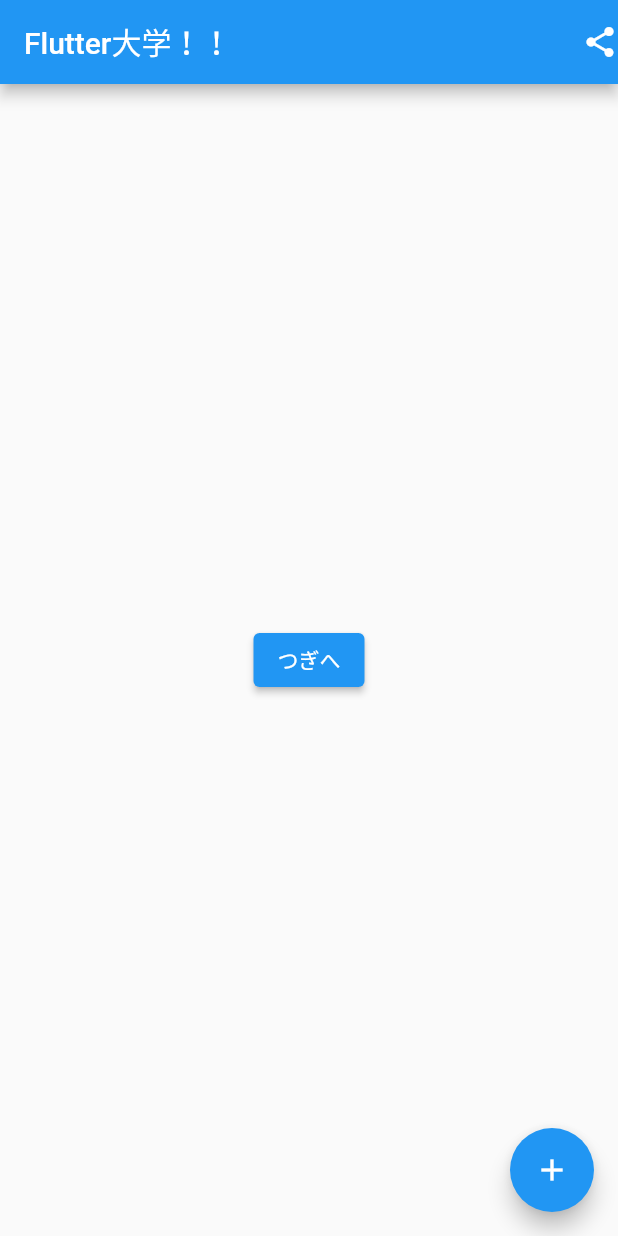
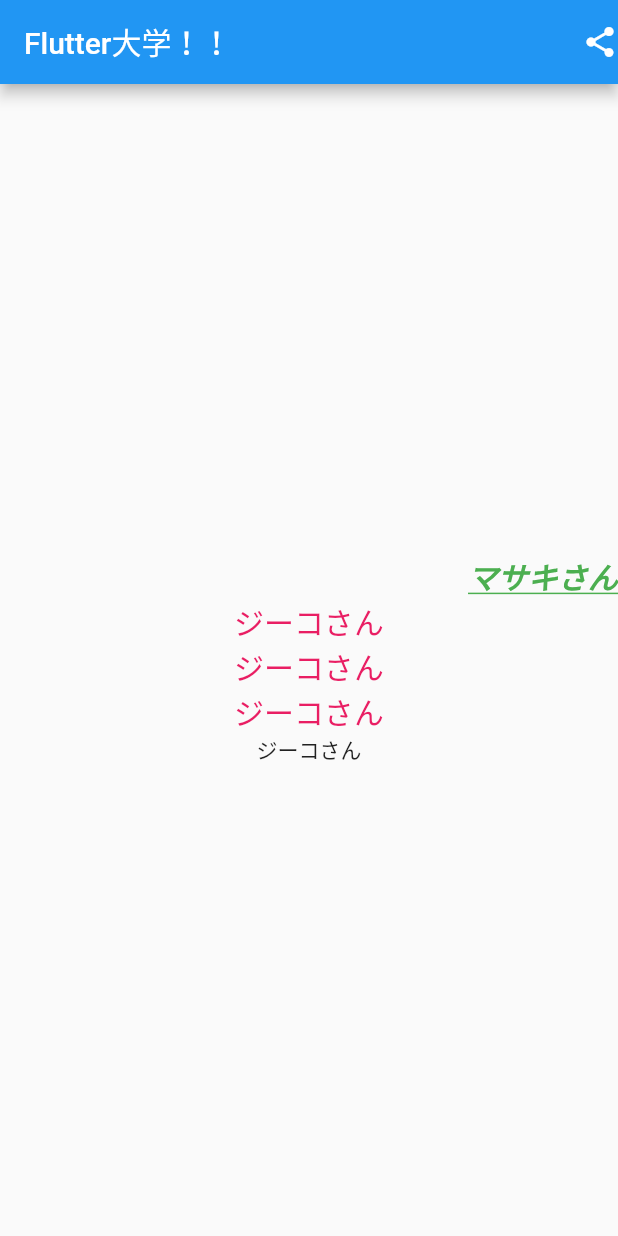
Before and after one commit to masakikono/flutter_univ, a Flutter app: the screen it shows after launch, on a phone screen of 412 x 824 dp. Run offline on Flutter 3.47's test engine with Material 2 defaults, Android fonts, the light colour scheme and no system bars.

Commit message:
add:TextStyle編集

```diff
--- a/lib/main.dart
+++ b/lib/main.dart
@@ -50,28 +50,43 @@
           Icon(Icons.share),
         ],
       ),
-      body: Center(
-        child: ElevatedButton(
-          child: Text(text),
-          onPressed: () async {
-            final result = await Navigator.push(
-              context,
-              MaterialPageRoute(
-                builder: (context) => NextPage('マサキです'),
+      body: Container(
+        width: double.infinity,
+        child: Column(
+          mainAxisAlignment: MainAxisAlignment.center,
+          crossAxisAlignment: CrossAxisAlignment.center,
+          children: <Widget>[
+            Container(
+              width: double.infinity,
+              child: Text(
+                'マサキさん',
+                textAlign: TextAlign.end,
+                style: TextStyle(
+                  fontSize: 20,
+                  color: Colors.green,
+                  fontWeight: FontWeight.w900,
+                  fontStyle: FontStyle.italic,
+                  decoration: TextDecoration.underline,
+                ),
               ),
-            );
-            setState(() {
-              text = result;
-            });
-            // print(result);
-          },
+            ),
+            DefaultTextStyle(
+              style: TextStyle(
+                fontSize: 20,
+                color: Colors.pink,
+              ),
+              child: Column(
+                children: <Widget>[
+                  Text('ジーコさん'),
+                  Text('ジーコさん'),
+                  Text('ジーコさん'),
+                ],
+              ),
+            ),
+            Text('ジーコさん'),
+          ],
         ),
       ),
-      floatingActionButton: FloatingActionButton(
-        onPressed: _incrementCounter,
-        tooltip: 'Increment',
-        child: const Icon(Icons.add),
-      ), // This trailing comma makes auto-formatting nicer for build methods.
     );
   }
 }
--- a/pubspec.yaml
+++ b/pubspec.yaml
@@ -56,6 +56,8 @@ flutter:
   # included with your application, so that you can use the icons in
   # the material Icons class.
   uses-material-design: true
+  assets:
+    - build/images/masakikono.jpg
 
   # To add assets to your application, add an assets section, like this:
   # assets:
```
